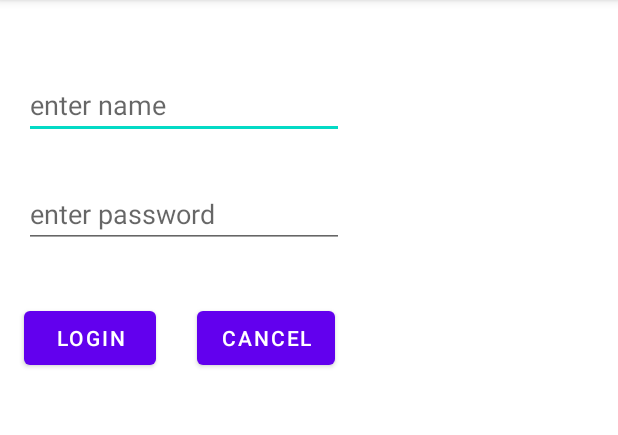
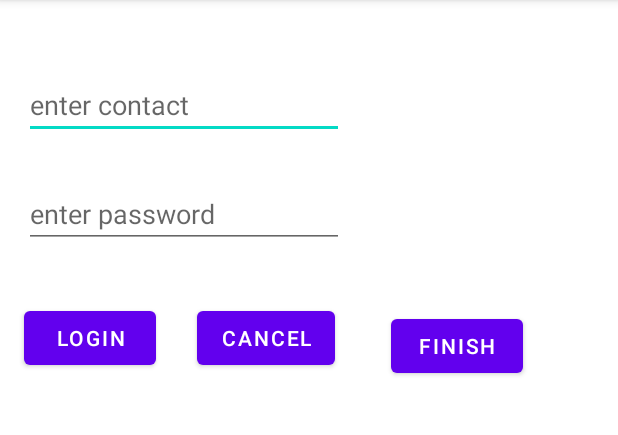
Before and after one commit to vivekabhinav/BAJAJ_FIRATAPP, an Android app: the screen it shows after launch (MainActivity), on a phone screen of 412 x 824 dp, the part 84-519 px from its top. Run offline under Robolectric (Android 15) with nearby library versions, the phone set to English and light mode, and no system bars; 1 statement that could not run was skipped.

Commit message:
startactivity for result

```diff
--- a/app/src/main/res/layout/activity_home.xml
+++ b/app/src/main/res/layout/activity_home.xml
@@ -45,7 +45,7 @@
         android:layout_width="wrap_content"
         android:layout_height="wrap_content"
         android:layout_marginTop="22dp"
-        android:text="main"
+        android:text="get name"
         app:layout_constraintEnd_toEndOf="parent"
         app:layout_constraintHorizontal_bias="0.57"
         app:layout_constraintStart_toStartOf="parent"
--- a/app/src/main/res/layout/activity_main.xml
+++ b/app/src/main/res/layout/activity_main.xml
@@ -13,7 +13,7 @@
         android:layout_marginStart="16dp"
         android:layout_marginTop="47dp"
         android:ems="10"
-        android:hint="enter name"
+        android:hint="enter contact"
         android:inputType="textPersonName"
         app:layout_constraintStart_toStartOf="parent"
         app:layout_constraintTop_toTopOf="parent" />
@@ -43,10 +43,10 @@
 
     <Button
         android:id="@+id/btnCancel"
-        android:onClick="clickHandler"
         android:layout_width="wrap_content"
         android:layout_height="wrap_content"
         android:layout_marginStart="27dp"
+        android:onClick="clickHandler"
         android:text="cancel"
         app:layout_constraintBaseline_toBaselineOf="@+id/btnLogin"
         app:layout_constraintStart_toEndOf="@+id/btnLogin" />
@@ -61,4 +61,15 @@
         app:layout_constraintStart_toStartOf="parent"
         app:layout_constraintTop_toBottomOf="@+id/btnLogin" />
 
+    <Button
+        android:id="@+id/btnFinish"
+        android:layout_width="wrap_content"
+        android:layout_height="wrap_content"
+        android:layout_marginStart="37dp"
+        android:layout_marginTop="5dp"
+        android:text="finish"
+        android:onClick="clickHandler"
+        app:layout_constraintStart_toEndOf="@+id/btnCancel"
+        app:layout_constraintTop_toTopOf="@+id/btnCancel" />
+
 </androidx.constraintlayout.widget.ConstraintLayout>
```
Also changed, not shown: app/src/main/java/com/example/bajaj_firatapp/HomeActivity.kt (+17 -7 lines), app/src/main/java/com/example/bajaj_firatapp/MainActivity.java (+17 -0 lines).
